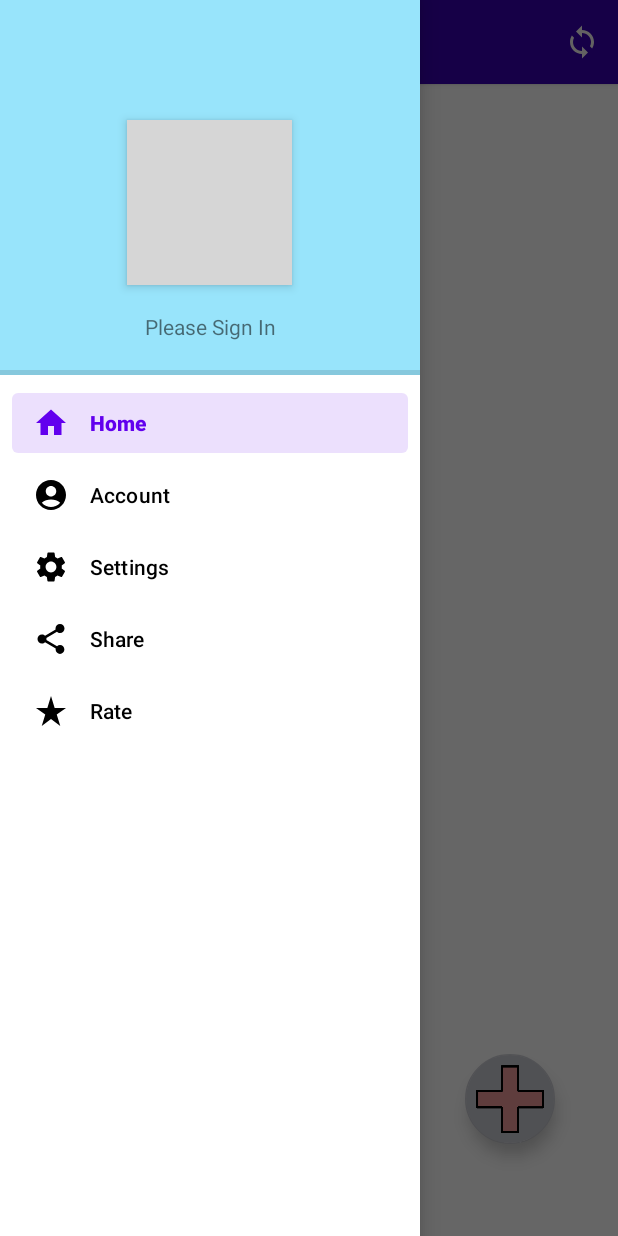
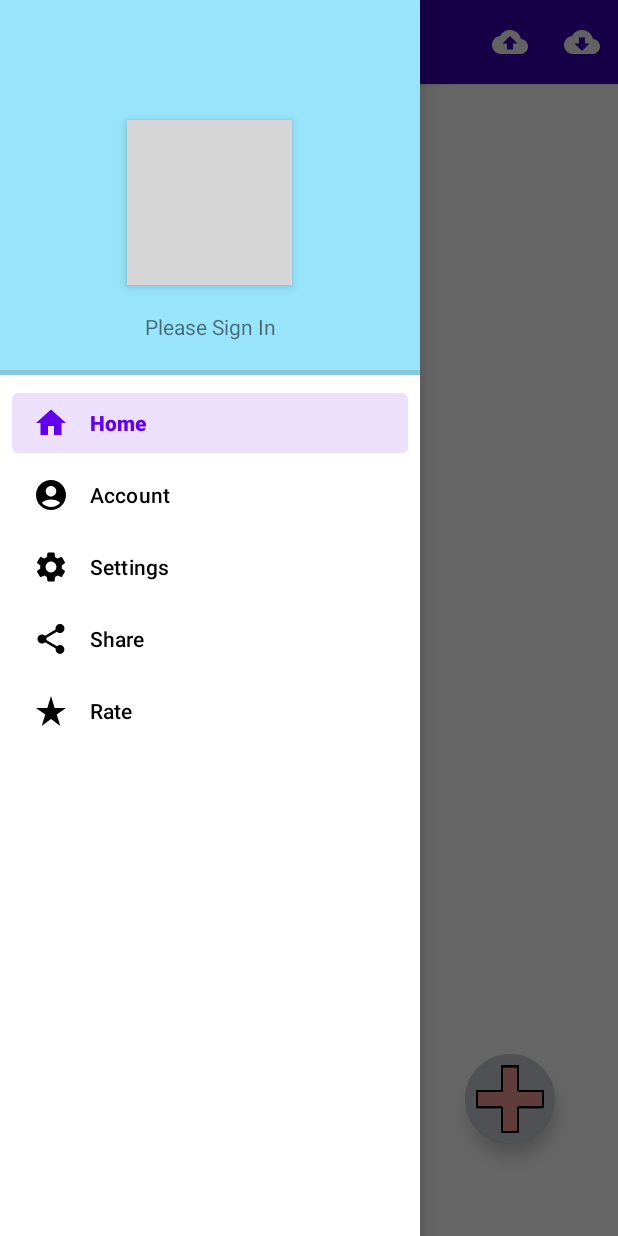
Before and after one commit to yshubham8419/Reminders, an Android app: the screen it shows after launch (MainActivity), with the side drawer open, on a phone screen of 412 x 824 dp. Run offline under Robolectric (Android 15) with nearby library versions, the phone set to English and light mode, and no system bars; grey boxes are pictures that could not be loaded.

Commit message:
upload code finalized

```diff
--- a/app/build.gradle
+++ b/app/build.gradle
@@ -7,7 +7,7 @@ android {
 
     defaultConfig {
         applicationId "com.example.reminders"
-        minSdk 21
+        minSdk 24
         targetSdk 32
         versionCode 1
         versionName "1.0"
--- a/app/src/main/java/com/example/reminders/Activities/MainActivity.java
+++ b/app/src/main/java/com/example/reminders/Activities/MainActivity.java
@@ -9,17 +9,12 @@ import android.graphics.Color;
 import android.graphics.drawable.Drawable;
 import android.os.Build;
 import android.os.Bundle;
-import android.os.Environment;
 import android.view.View;
 import android.widget.ImageButton;
 import android.widget.ListView;
 import android.widget.TextView;
 import android.widget.Toast;
 
-import androidx.activity.result.ActivityResult;
-import androidx.activity.result.ActivityResultCallback;
-import androidx.activity.result.ActivityResultLauncher;
-import androidx.activity.result.contract.ActivityResultContracts;
 import androidx.appcompat.app.ActionBarDrawerToggle;
 import androidx.appcompat.app.AppCompatActivity;
 import androidx.core.content.res.ResourcesCompat;
@@ -29,24 +24,13 @@ import androidx.drawerlayout.widget.DrawerLayout;
 import com.example.reminders.Adapter.MyAdapter;
 import com.example.reminders.Data.MyData;
 import com.example.reminders.Data.SyncedArray;
+import com.example.reminders.Drive.Syncer;
 import com.example.reminders.R;
 import com.google.android.gms.auth.api.signin.GoogleSignIn;
 import com.google.android.gms.auth.api.signin.GoogleSignInAccount;
-import com.google.android.gms.common.api.Scope;
 import com.google.android.material.floatingactionbutton.FloatingActionButton;
 import com.google.android.material.imageview.ShapeableImageView;
 import com.google.android.material.navigation.NavigationView;
-import com.google.api.client.googleapis.extensions.android.gms.auth.GoogleAccountCredential;
-import com.google.api.client.googleapis.extensions.android.gms.auth.UserRecoverableAuthIOException;
-import com.google.api.client.http.FileContent;
-import com.google.api.client.http.javanet.NetHttpTransport;
-import com.google.api.client.json.gson.GsonFactory;
-import com.google.api.services.drive.Drive;
-import com.google.api.services.drive.DriveScopes;
-import com.google.api.services.drive.model.File;
-
-import java.io.IOException;
-import java.util.Collections;
 
 public class MainActivity extends AppCompatActivity{
 
@@ -66,7 +50,9 @@ public class MainActivity extends AppCompatActivity{
     private GoogleSignInAccount account;
     private TextView nameTv;
     private ShapeableImageView photo;
-    private ImageButton sync;
+    private ImageButton upload_button;
+    private ImageButton restore_button;
+
     private void initValues(){
         selected = 0;
         listView = findViewById(R.id.list);
@@ -80,8 +66,10 @@ public class MainActivity extends AppCompatActivity{
         drawerSelectedId = R.id.nav_home;
         drawerSelectedIdChanged = false;
         account = GoogleSignIn.getLastSignedInAccount(this);
-        sync=findViewById(R.id.sync_button);
-        sync.setOnClickListener(view -> onSyncClicked());
+        upload_button=findViewById(R.id.upload_button);
+        upload_button.setOnClickListener(view -> onSyncClicked("upload"));
+        restore_button = findViewById(R.id.restore_button);
+        restore_button.setOnClickListener(view -> onSyncClicked("restore"));
     }
 
     private  void initNavigationDrawer(){
@@ -112,6 +100,7 @@ public class MainActivity extends AppCompatActivity{
         navigationView.setCheckedItem(R.id.nav_home);
         accountUpdate();
     }
+
     void accountUpdate(){
         account = GoogleSignIn.getLastSignedInAccount(this);
         View header = navigationView.getHeaderView(0);
@@ -124,6 +113,7 @@ public class MainActivity extends AppCompatActivity{
             nameTv.setText(R.string.signinrequest);
         }
     }
+
     @SuppressLint("NonConstantResourceId")
     void startSelectedNavActivity(){
         switch(drawerSelectedId){
@@ -134,6 +124,7 @@ public class MainActivity extends AppCompatActivity{
         }
 
     }
+
     @Override
     protected void onCreate(Bundle savedInstanceState) {
         super.onCreate(savedInstanceState);
@@ -253,63 +244,28 @@ public class MainActivity extends AppCompatActivity{
     }
 
     public void notifySelectionStopped() {
-        if (Build.VERSION.SDK_INT >= Build.VERSION_CODES.M) {
         Resources resources = getResources();
         Drawable drawable = ResourcesCompat.getDrawable(resources, R.drawable.abcd, null);
         button.setForeground(drawable);
     }
-    }
 
     public void notifySelectionStarted() {
-        if (Build.VERSION.SDK_INT >= Build.VERSION_CODES.M) {
         Resources resources = getResources();
         Drawable drawable = ResourcesCompat.getDrawable(resources, R.drawable.delete_icon, null);
         button.setForeground(drawable);
     }
-    }
-    public void onSyncClicked(){
+
+    public void onSyncClicked(String s){
         if(account==null){
             Intent intent = new Intent(getBaseContext(), GoogleLoginActivity.class);
             startActivity(intent);
             return;
         }
-        if (!GoogleSignIn.hasPermissions(GoogleSignIn.getLastSignedInAccount(MainActivity.this),new Scope(DriveScopes.DRIVE_APPDATA))){
-            GoogleSignIn.requestPermissions(MainActivity.this, 0, GoogleSignIn.getLastSignedInAccount(MainActivity.this), new Scope(DriveScopes.DRIVE_APPDATA));
-            Toast.makeText(this, "no permissions", Toast.LENGTH_SHORT).show();
-            return;
-        }
-        uploadFile();
-    }
-
-    private void  uploadFile(){
-        GoogleAccountCredential credential=
-                GoogleAccountCredential
-                        .usingOAuth2(this, Collections.singleton(DriveScopes.DRIVE_FILE));
-        credential.setSelectedAccount(account.getAccount());
-        Drive drive = new Drive.Builder(new NetHttpTransport(),new GsonFactory(),credential)
-                .setApplicationName("Reminders")
-                .build();
-        File fileMetadata = new File();
-        fileMetadata.setName("photo.jpeg");
-        // File's content.
-        java.io.File filePath = new java.io.File(Environment.getExternalStorageDirectory()+"/image.jpeg");
-        // Specify media type and file-path for file.
-        FileContent mediaContent = new FileContent("image/jpeg", filePath);
-        Thread thread= new Thread(new Runnable() {
-            @Override
-            public void run() {
-                try {
-                    File file = drive.files().create(fileMetadata, mediaContent)
-                            .setFields("id")
-                            .execute();
-                }catch(UserRecoverableAuthIOException e){
-                            startActivity(e.getIntent());
-                }catch (IOException e) {
-                    e.printStackTrace();
-                }
-            }
-        });
-        thread.start();
+        Syncer syncer =new Syncer(this);
+        if(s=="upload")
+            syncer.uploadDatabase();
+        if(s=="restore")
+            syncer.restoreDatabase(arr);
     }
 
 }
--- /dev/null
+++ b/app/src/main/res/drawable/ic_baseline_cloud_download_24.xml
@@ -0,0 +1,5 @@
+<vector android:height="24dp" android:tint="#F8F5F5"
+    android:viewportHeight="24" android:viewportWidth="24"
+    android:width="24dp" xmlns:android="http://schemas.android.com/apk/res/android">
+    <path android:fillColor="@android:color/white" android:pathData="M19.35,10.04C18.67,6.59 15.64,4 12,4 9.11,4 6.6,5.64 5.35,8.04 2.34,8.36 0,10.91 0,14c0,3.31 2.69,6 6,6h13c2.76,0 5,-2.24 5,-5 0,-2.64 -2.05,-4.78 -4.65,-4.96zM17,13l-5,5 -5,-5h3V9h4v4h3z"/>
+</vector>
--- /dev/null
+++ b/app/src/main/res/drawable/ic_baseline_cloud_upload_24.xml
@@ -0,0 +1,5 @@
+<vector android:height="24dp" android:tint="#F8F5F5"
+    android:viewportHeight="24" android:viewportWidth="24"
+    android:width="24dp" xmlns:android="http://schemas.android.com/apk/res/android">
+    <path android:fillColor="@android:color/white" android:pathData="M19.35,10.04C18.67,6.59 15.64,4 12,4 9.11,4 6.6,5.64 5.35,8.04 2.34,8.36 0,10.91 0,14c0,3.31 2.69,6 6,6h13c2.76,0 5,-2.24 5,-5 0,-2.64 -2.05,-4.78 -4.65,-4.96zM14,13v4h-4v-4H7l5,-5 5,5h-3z"/>
+</vector>
--- a/app/src/main/res/drawable/ic_baseline_sync_24.xml
+++ /dev/null
@@ -1,5 +0,0 @@
-<vector android:height="24dp" android:tint="#F8F5F5"
-    android:viewportHeight="24" android:viewportWidth="24"
-    android:width="24dp" xmlns:android="http://schemas.android.com/apk/res/android">
-    <path android:fillColor="@android:color/white" android:pathData="M12,4L12,1L8,5l4,4L12,6c3.31,0 6,2.69 6,6 0,1.01 -0.25,1.97 -0.7,2.8l1.46,1.46C19.54,15.03 20,13.57 20,12c0,-4.42 -3.58,-8 -8,-8zM12,18c-3.31,0 -6,-2.69 -6,-6 0,-1.01 0.25,-1.97 0.7,-2.8L5.24,7.74C4.46,8.97 4,10.43 4,12c0,4.42 3.58,8 8,8v3l4,-4 -4,-4v3z"/>
-</vector>
--- a/app/src/main/res/layout/activity_main.xml
+++ b/app/src/main/res/layout/activity_main.xml
@@ -24,9 +24,17 @@
             app:layout_constraintTop_toTopOf="parent">
             <ImageButton
                 android:layout_width="48dp"
-                android:id="@+id/sync_button"
+                android:id="@+id/restore_button"
                 android:layout_height="match_parent"
-                android:src="@drawable/ic_baseline_sync_24"
+                android:src="@drawable/ic_baseline_cloud_download_24"
+                android:background="@color/purple_700"
+                android:layout_gravity="right"
+                android:contentDescription="Sync" />
+            <ImageButton
+                android:layout_width="48dp"
+                android:id="@+id/upload_button"
+                android:layout_height="match_parent"
+                android:src="@drawable/ic_baseline_cloud_upload_24"
                 android:background="@color/purple_700"
                 android:layout_gravity="right"
                 android:contentDescription="Sync" />
```
Also changed, not shown: app/src/main/java/com/example/reminders/Drive/Syncer.java (+67 -43 lines). Lines whose indentation alone changed are shown as unchanged.
